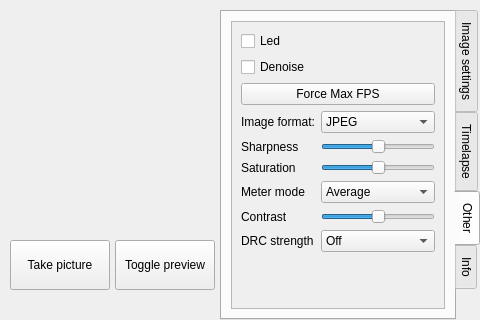
The window that picam/mainwindow.ui (josepalos/picam) describes before a commit, drawn with Qt 5.
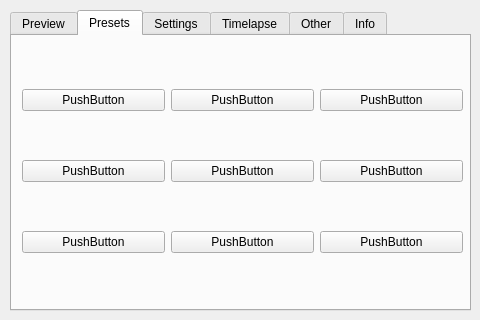
The same window after the commit. The open tabs and pages were chosen to show the change. Custom widgets are drawn as their Qt base class.

Commit message: wip: working on redesing of the UI for the presets

Diff of the .ui file:
```diff
--- a/picam/mainwindow.ui
+++ b/picam/mainwindow.ui
@@ -13,24 +13,37 @@
   <property name="windowTitle">
    <string>MainWindow</string>
   </property>
-  <widget class="QPushButton" name="btnShutter">
+  <widget class="QTabWidget" name="tabWidget_2">
    <property name="geometry">
     <rect>
      <x>10</x>
-     <y>240</y>
-     <width>100</width>
-     <height>50</height>
+     <y>10</y>
+     <width>461</width>
+     <height>301</height>
     </rect>
    </property>
-   <property name="text">
-    <string>Take picture</string>
+   <property name="currentIndex">
+    <number>1</number>
+   </property>
+   <widget class="QWidget" name="tab">
+    <attribute name="title">
+     <string>Preview</string>
+    </attribute>
+    <widget class="ImgViewer" name="widgetImgViewer" native="true">
+     <property name="geometry">
+      <rect>
+       <x>10</x>
+       <y>10</y>
+       <width>321</width>
+       <height>251</height>
+      </rect>
    </property>
   </widget>
   <widget class="QPushButton" name="btnTogglePreview">
    <property name="geometry">
     <rect>
-     <x>115</x>
-     <y>240</y>
+       <x>340</x>
+       <y>210</y>
      <width>100</width>
      <height>50</height>
     </rect>
@@ -39,36 +52,113 @@
     <string>Toggle preview</string>
    </property>
   </widget>
-  <widget class="QTabWidget" name="tabWidget">
+    <widget class="QPushButton" name="btnShutter">
    <property name="geometry">
     <rect>
-     <x>220</x>
-     <y>10</y>
-     <width>260</width>
-     <height>310</height>
-    </rect>
-   </property>
-   <property name="tabPosition">
-    <enum>QTabWidget::East</enum>
-   </property>
-   <property name="currentIndex">
-    <number>0</number>
-   </property>
-   <property name="iconSize">
-    <size>
-     <width>16</width>
-     <height>16</height>
-    </size>
-   </property>
-   <property name="usesScrollButtons">
-    <bool>true</bool>
-   </property>
-   <widget class="QWidget" name="tabSettings">
+       <x>340</x>
+       <y>150</y>
+       <width>100</width>
+       <height>50</height>
+      </rect>
+     </property>
+     <property name="text">
+      <string>Take picture</string>
+     </property>
+    </widget>
+   </widget>
+   <widget class="QWidget" name="tab_6">
     <attribute name="title">
-     <string>Image settings</string>
+     <string>Presets</string>
     </attribute>
+    <widget class="QWidget" name="gridLayoutWidget">
+     <property name="geometry">
+      <rect>
+       <x>10</x>
+       <y>10</y>
+       <width>441</width>
+       <height>251</height>
+      </rect>
+     </property>
     <layout class="QGridLayout" name="gridLayout">
+      <item row="2" column="2">
+       <widget class="QPushButton" name="pushButton_4">
+        <property name="text">
+         <string>PushButton</string>
+        </property>
+       </widget>
+      </item>
      <item row="0" column="0">
+       <widget class="QPushButton" name="pushButton">
+        <property name="text">
+         <string>PushButton</string>
+        </property>
+       </widget>
+      </item>
+      <item row="1" column="0">
+       <widget class="QPushButton" name="pushButton_5">
+        <property name="text">
+         <string>PushButton</string>
+        </property>
+       </widget>
+      </item>
+      <item row="2" column="0">
+       <widget class="QPushButton" name="pushButton_2">
+        <property name="text">
+         <string>PushButton</string>
+        </property>
+       </widget>
+      </item>
+      <item row="0" column="2">
+       <widget class="QPushButton" name="pushButton_3">
+        <property name="text">
+         <string>PushButton</string>
+        </property>
+       </widget>
+      </item>
+      <item row="0" column="1">
+       <widget class="QPushButton" name="pushButton_6">
+        <property name="text">
+         <string>PushButton</string>
+        </property>
+       </widget>
+      </item>
+      <item row="1" column="1">
+       <widget class="QPushButton" name="pushButton_7">
+        <property name="text">
+         <string>PushButton</string>
+        </property>
+       </widget>
+      </item>
+      <item row="2" column="1">
+       <widget class="QPushButton" name="pushButton_8">
+        <property name="text">
+         <string>PushButton</string>
+        </property>
+       </widget>
+      </item>
+      <item row="1" column="2">
+       <widget class="QPushButton" name="pushButton_9">
+        <property name="text">
+         <string>PushButton</string>
+        </property>
+       </widget>
+      </item>
+     </layout>
+    </widget>
+   </widget>
+   <widget class="QWidget" name="tab_2">
+    <attribute name="title">
+     <string>Settings</string>
+    </attribute>
+    <widget class="QWidget" name="layoutWidget">
+     <property name="geometry">
+      <rect>
+       <x>10</x>
+       <y>10</y>
+       <width>441</width>
+       <height>251</height>
+      </rect>
+     </property>
       <layout class="QFormLayout" name="formLayout">
        <item row="0" column="0">
         <widget class="QLabel" name="label">
@@ -426,15 +516,21 @@
         </widget>
        </item>
       </layout>
-     </item>
-    </layout>
-   </widget>
-   <widget class="QWidget" name="tabTimelapse">
+    </widget>
+   </widget>
+   <widget class="QWidget" name="tab_3">
     <attribute name="title">
      <string>Timelapse</string>
     </attribute>
-    <layout class="QGridLayout" name="gridLayout_2">
-     <item row="0" column="0">
+    <widget class="QWidget" name="layoutWidget">
+     <property name="geometry">
+      <rect>
+       <x>10</x>
+       <y>10</y>
+       <width>441</width>
+       <height>251</height>
+      </rect>
+     </property>
       <layout class="QFormLayout" name="formLayout_2">
        <item row="0" column="0">
         <widget class="QLabel" name="label_4">
@@ -461,30 +557,21 @@
         </widget>
        </item>
       </layout>
-     </item>
-    </layout>
-   </widget>
-   <widget class="QWidget" name="tabOtherSettings">
+    </widget>
+   </widget>
+   <widget class="QWidget" name="tab_4">
     <attribute name="title">
      <string>Other</string>
     </attribute>
-    <layout class="QGridLayout" name="gridLayout_3">
-     <item row="0" column="0">
-      <widget class="QScrollArea" name="scrollAreaOtherSettings">
-       <property name="widgetResizable">
-        <bool>true</bool>
-       </property>
-       <widget class="QWidget" name="scrollAreaWidgetContents_2">
+    <widget class="QWidget" name="layoutWidget_2">
         <property name="geometry">
          <rect>
-          <x>0</x>
-          <y>0</y>
-          <width>210</width>
-          <height>286</height>
-         </rect>
-        </property>
-        <layout class="QGridLayout" name="gridLayout_4">
-         <item row="0" column="0">
+       <x>5</x>
+       <y>9</y>
+       <width>441</width>
+       <height>251</height>
+      </rect>
+     </property>
           <layout class="QVBoxLayout" name="verticalLayout">
            <item>
             <widget class="QCheckBox" name="checkboxLed">
@@ -690,19 +777,21 @@
             </layout>
            </item>
           </layout>
-         </item>
-        </layout>
-       </widget>
-      </widget>
-     </item>
-    </layout>
-   </widget>
-   <widget class="QWidget" name="tabInfo">
+    </widget>
+   </widget>
+   <widget class="QWidget" name="tab_5">
     <attribute name="title">
      <string>Info</string>
     </attribute>
-    <layout class="QGridLayout" name="gridLayout_5">
-     <item row="0" column="0">
+    <widget class="QWidget" name="layoutWidget_3">
+     <property name="geometry">
+      <rect>
+       <x>10</x>
+       <y>7</y>
+       <width>441</width>
+       <height>251</height>
+      </rect>
+     </property>
       <layout class="QVBoxLayout" name="verticalLayout_2">
        <item>
         <widget class="QLabel" name="labelIp">
@@ -739,19 +828,8 @@
         </spacer>
        </item>
       </layout>
-     </item>
-    </layout>
-   </widget>
-  </widget>
-  <widget class="ImgViewer" name="widgetImgViewer" native="true">
-   <property name="geometry">
-    <rect>
-     <x>10</x>
-     <y>10</y>
-     <width>200</width>
-     <height>221</height>
-    </rect>
-   </property>
+    </widget>
+   </widget>
   </widget>
  </widget>
  <customwidgets>
```
Lines whose indentation alone changed are shown as unchanged.
